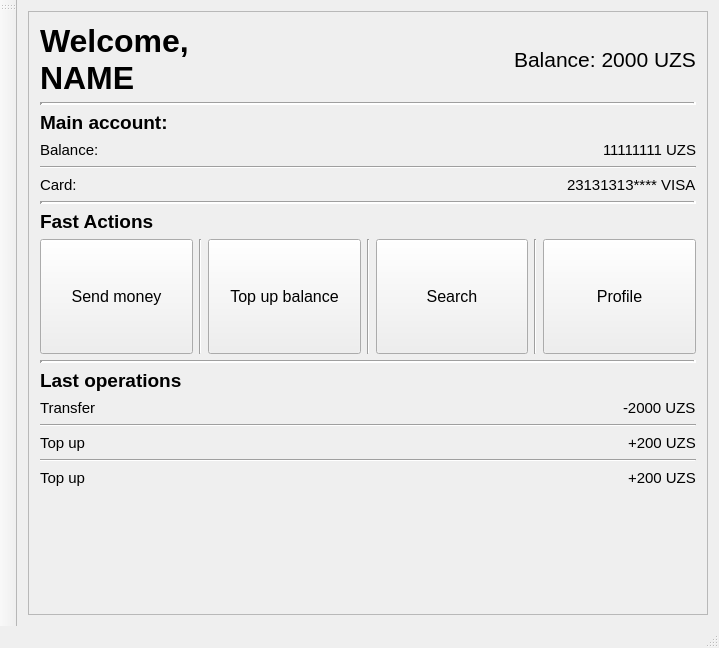
Before: the Qt Designer form src/ui/dashboardscreen.ui in artemmukh/Donatikov.net, drawn with Qt 5.
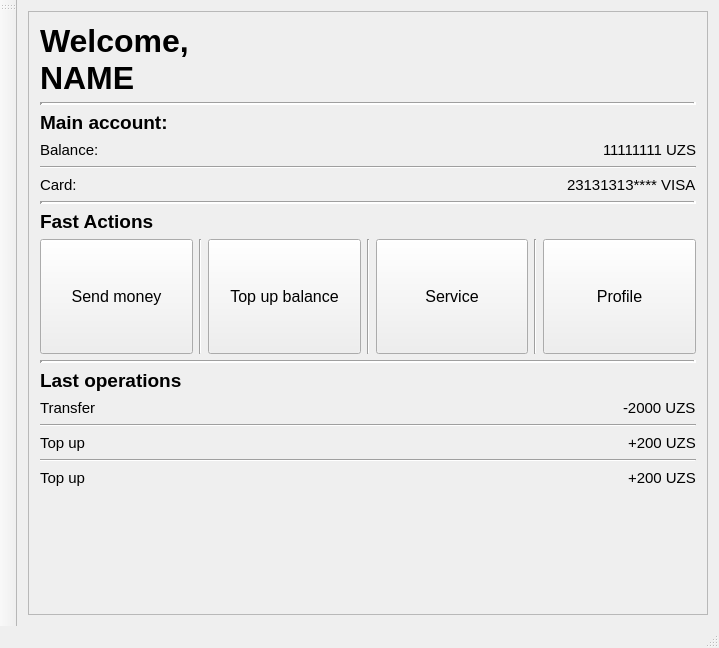
After: the same form once the commit is applied.

What changed in the file:
```diff
--- a/src/ui/dashboardscreen.ui
+++ b/src/ui/dashboardscreen.ui
@@ -61,18 +61,6 @@
               </property>
              </spacer>
             </item>
-            <item>
-             <widget class="QLabel" name="label_15">
-              <property name="font">
-               <font>
-                <pointsize>16</pointsize>
-               </font>
-              </property>
-              <property name="text">
-               <string>Balance: 2000 UZS</string>
-              </property>
-             </widget>
-            </item>
            </layout>
           </item>
           <item>
@@ -276,7 +264,7 @@
                </font>
               </property>
               <property name="text">
-               <string>Search</string>
+               <string>Service</string>
               </property>
              </widget>
             </item>
```
